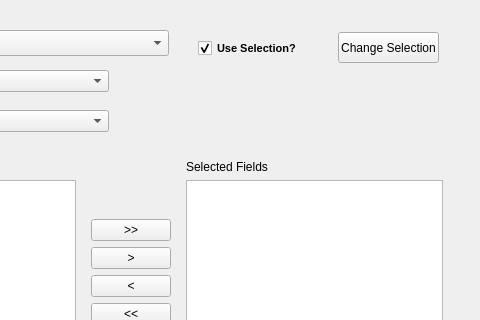
The window that retrievedata_dialog_base.ui (costquestassociates/cqafabric_QGIS) describes before a commit, drawn with Qt 5; both pictures show x 212 to 692 and y 0 to 320 of the 692 by 486 pixel window.
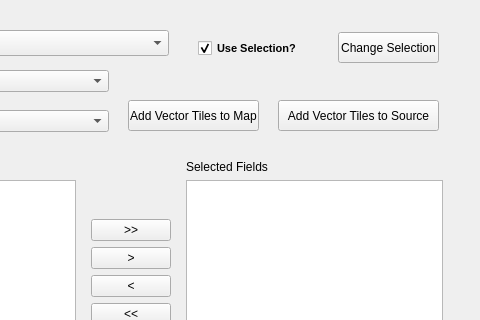
The same window after the commit. Custom widgets are drawn as their Qt base class.

Commit message: Add Vector Tiles to Source

The edit to the form file:
```diff
--- a/retrievedata_dialog_base.ui
+++ b/retrievedata_dialog_base.ui
@@ -2,6 +2,9 @@
 <ui version="4.0">
  <class>Dialog</class>
  <widget class="QDialog" name="Dialog">
+  <property name="enabled">
+   <bool>true</bool>
+  </property>
   <property name="geometry">
    <rect>
     <x>0</x>
@@ -329,6 +332,35 @@
     </item>
    </layout>
   </widget>
+  <widget class="QPushButton" name="pushButton_AddTiles_M">
+   <property name="geometry">
+    <rect>
+     <x>340</x>
+     <y>100</y>
+     <width>131</width>
+     <height>31</height>
+    </rect>
+   </property>
+   <property name="text">
+    <string>Add Vector Tiles to Map</string>
+   </property>
+  </widget>
+  <widget class="QPushButton" name="pushButton_AddTiles_S">
+   <property name="enabled">
+    <bool>true</bool>
+   </property>
+   <property name="geometry">
+    <rect>
+     <x>490</x>
+     <y>100</y>
+     <width>161</width>
+     <height>31</height>
+    </rect>
+   </property>
+   <property name="text">
+    <string>Add Vector Tiles to Source</string>
+   </property>
+  </widget>
  </widget>
  <customwidgets>
   <customwidget>
```
The commit also changes 4 other files.
